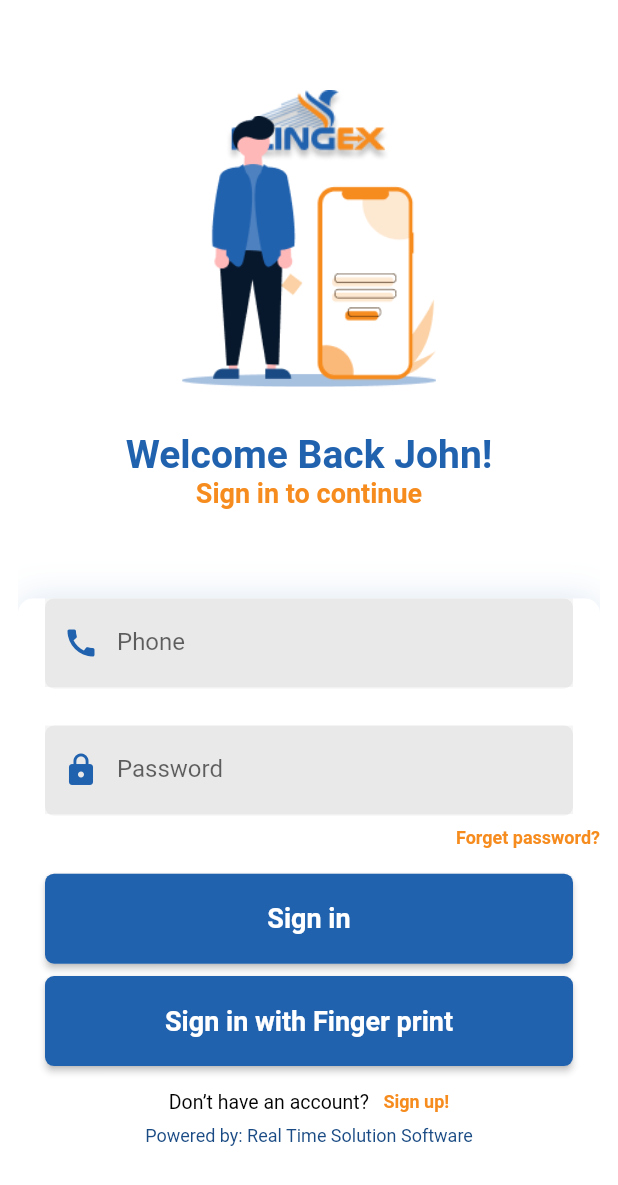
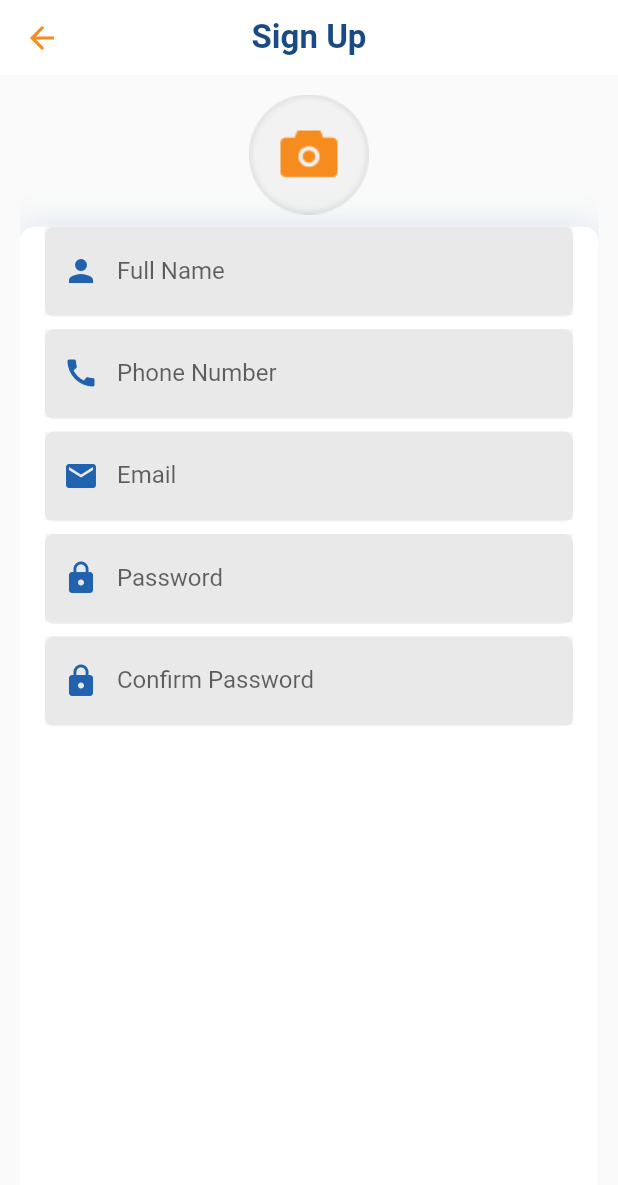
Before and after one commit to mehedimithu/Flingex_App, a Flutter app: the screen it shows after launch, after a tap on "Don’t have an account?", on a phone screen of 412 x 824 dp. Shown: the top 1185 px of the screen. Run offline on Flutter 3.47's test engine with Material 2 defaults, Android fonts, the phone set to English and light mode, and no system bars.

```diff
--- a/lib/main.dart
+++ b/lib/main.dart
@@ -1,5 +1,6 @@
 import 'package:flingex_app/screens/login/login_page.dart';
 import 'package:flutter/material.dart';
+import 'screens/signup/signup_page.dart';
 
 void main() {
   runApp(MyApp());
@@ -14,7 +15,7 @@ class MyApp extends StatelessWidget {
       routes: {
         // '/': (context) => Splash(),
         '/': (context) => LoginPage(),
-        // '/signup': (context) => SignupPage(),
+        '/signup': (context) => SignupPage(),
         // '/home': (context) => HomePage(),
       },
     );
--- a/lib/screens/login/login_page.dart
+++ b/lib/screens/login/login_page.dart
@@ -1,5 +1,5 @@
 import 'dart:ui';
-
+import 'package:flingex_app/screens/signup/signup_page.dart';
 import 'package:flutter/material.dart';
 
 class LoginPage extends StatefulWidget {
@@ -16,7 +16,6 @@ class _LoginPageState extends State<LoginPage> {
   @override
   Widget build(BuildContext context) {
     var size = MediaQuery.of(context).size;
-    var screenHeight = MediaQuery.of(context).size.height;
     return Scaffold(
       backgroundColor: Colors.white,
       body: Stack(
@@ -245,10 +244,10 @@ class _LoginPageState extends State<LoginPage> {
                       SizedBox(height: size.height * 0.02),
                       GestureDetector(
                         onTap: () => {
-                          // Navigator.push(
-                          //     context,
-                          //     MaterialPageRoute(
-                          //         builder: (context) => RegisterScreen()))
+                          Navigator.push(
+                              context,
+                              MaterialPageRoute(
+                                  builder: (context) => SignupPage()))
                         },
                         child: Row(
                           mainAxisAlignment: MainAxisAlignment.center,
--- /dev/null
+++ b/lib/screens/signup/signup_page.dart
@@ -0,0 +1,233 @@
+import 'package:flutter/material.dart';
+
+class SignupPage extends StatefulWidget {
+  @override
+  _SignupPageState createState() => _SignupPageState();
+}
+
+class _SignupPageState extends State<SignupPage> {
+  TextEditingController _fullNameController = TextEditingController();
+  TextEditingController _phoneController = TextEditingController();
+  TextEditingController _emailController = TextEditingController();
+  TextEditingController _passwordController = TextEditingController();
+  TextEditingController _confrimPasswordController = TextEditingController();
+
+  @override
+  Widget build(BuildContext context) {
+    var size = MediaQuery.of(context).size;
+    return Scaffold(
+      appBar: AppBar(
+        toolbarHeight: 50,
+        elevation: 0,
+        leading: IconButton(
+          icon: Icon(Icons.arrow_back, color: Color(0xfff68b1e)),
+          onPressed: () => Navigator.of(context).pop(),
+        ),
+        title: Text(
+          'Sign Up',
+          style: TextStyle(
+            color: Color(0xff194a83),
+            fontSize: 22,
+            fontWeight: FontWeight.w700,
+          ),
+        ),
+        centerTitle: true,
+        backgroundColor: Colors.white,
+      ),
+      body: Stack(
+        children: [
+          Padding(
+            padding: const EdgeInsets.all(13.0),
+            child: ListView(
+              children: [
+                Container(
+                  alignment: Alignment.center,
+                  decoration: BoxDecoration(
+                    borderRadius: BorderRadius.circular(10),
+                  ),
+                  child: Image.asset(
+                    'assets/images/img2.png',
+                  ),
+                ),
+                SizedBox(height: size.height * 0.01),
+                Container(
+                  width: 384,
+                  height: 720,
+                  decoration: BoxDecoration(
+                    borderRadius: BorderRadius.circular(10),
+                    boxShadow: [
+                      BoxShadow(
+                        color: Color(0x262062af),
+                        blurRadius: 20,
+                        offset: Offset(0, 0),
+                      ),
+                    ],
+                    color: Colors.white,
+                  ),
+                  child: Column(
+                    children: [
+                      Container(
+                        width: 352,
+                        height: 60,
+                        decoration: BoxDecoration(
+                          borderRadius: BorderRadius.circular(6),
+                          color: Color(0xfff2f2f2),
+                        ),
+                        child: TextFormField(
+                          controller: _fullNameController,
+                          decoration: InputDecoration(
+                            filled: true,
+                            border: InputBorder.none,
+                            focusedBorder: InputBorder.none,
+                            enabledBorder: InputBorder.none,
+                            errorBorder: InputBorder.none,
+                            disabledBorder: InputBorder.none,
+                            prefixIcon: IconButton(
+                              icon: Icon(
+                                Icons.person,
+                                color: Color(0xff2162AF),
+                              ),
+                              onPressed: () {
+                                setState(() {});
+                              },
+                            ),
+                            hintText: "Full Name",
+                            labelText: "Full Name",
+                          ),
+                        ),
+                      ),
+                      SizedBox(height: size.height * 0.01),
+                      Container(
+                        width: 352,
+                        height: 60,
+                        decoration: BoxDecoration(
+                          borderRadius: BorderRadius.circular(6),
+                          color: Color(0xfff2f2f2),
+                        ),
+                        child: TextFormField(
+                          controller: _phoneController,
+                          decoration: InputDecoration(
+                            filled: true,
+                            border: InputBorder.none,
+                            focusedBorder: InputBorder.none,
+                            enabledBorder: InputBorder.none,
+                            errorBorder: InputBorder.none,
+                            disabledBorder: InputBorder.none,
+                            prefixIcon: IconButton(
+                              icon: Icon(
+                                Icons.call,
+                                color: Color(0xff2162AF),
+                              ),
+                              onPressed: () {
+                                setState(() {});
+                              },
+                            ),
+                            hintText: "Phone Number",
+                            labelText: "Phone Number",
+                          ),
+                        ),
+                      ),
+                      SizedBox(height: size.height * 0.01),
+                      Container(
+                        width: 352,
+                        height: 60,
+                        decoration: BoxDecoration(
+                          borderRadius: BorderRadius.circular(6),
+                          color: Color(0xfff2f2f2),
+                        ),
+                        child: TextFormField(
+                          controller: _emailController,
+                          decoration: InputDecoration(
+                            filled: true,
+                            border: InputBorder.none,
+                            focusedBorder: InputBorder.none,
+                            enabledBorder: InputBorder.none,
+                            errorBorder: InputBorder.none,
+                            disabledBorder: InputBorder.none,
+                            prefixIcon: IconButton(
+                              icon: Icon(
+                                Icons.email,
+                                color: Color(0xff2162AF),
+                              ),
+                              onPressed: () {
+                                setState(() {});
+                              },
+                            ),
+                            hintText: "Email",
+                            labelText: "Email",
+                          ),
+                        ),
+                      ),
+                      SizedBox(height: size.height * 0.01),
+                      Container(
+                        width: 352,
+                        height: 60,
+                        decoration: BoxDecoration(
+                          borderRadius: BorderRadius.circular(6),
+                          color: Color(0xfff2f2f2),
+                        ),
+                        child: TextFormField(
+                          controller: _passwordController,
+                          decoration: InputDecoration(
+                            filled: true,
+                            border: InputBorder.none,
+                            focusedBorder: InputBorder.none,
+                            enabledBorder: InputBorder.none,
+                            errorBorder: InputBorder.none,
+                            disabledBorder: InputBorder.none,
+                            prefixIcon: IconButton(
+                              icon: Icon(
+                                Icons.lock,
+                                color: Color(0xff2162AF),
+                              ),
+                              onPressed: () {
+                                setState(() {});
+                              },
+                            ),
+                            hintText: "Password",
+                            labelText: "Password",
+                          ),
+                        ),
+                      ),
+                      SizedBox(height: size.height * 0.01),
+                      Container(
+                        width: 352,
+                        height: 60,
+                        decoration: BoxDecoration(
+                          borderRadius: BorderRadius.circular(6),
+                          color: Color(0xfff2f2f2),
+                        ),
+                        child: TextFormField(
+                          controller: _confrimPasswordController,
+                          decoration: InputDecoration(
+                            filled: true,
+                            border: InputBorder.none,
+                            focusedBorder: InputBorder.none,
+                            enabledBorder: InputBorder.none,
+                            errorBorder: InputBorder.none,
+                            disabledBorder: InputBorder.none,
+                            prefixIcon: IconButton(
+                              icon: Icon(
+                                Icons.lock,
+                                color: Color(0xff2162AF),
+                              ),
+                              onPressed: () {
+                                setState(() {});
+                              },
+                            ),
+                            hintText: "Confirm password",
+                            labelText: "Confirm Password",
+                          ),
+                        ),
+                      ),
+                    ],
+                  ),
+                ),
+              ],
+            ),
+          ),
+        ],
+      ),
+    );
+  }
+}
```
Also changed, not shown: assets/images/img2.png (added).
